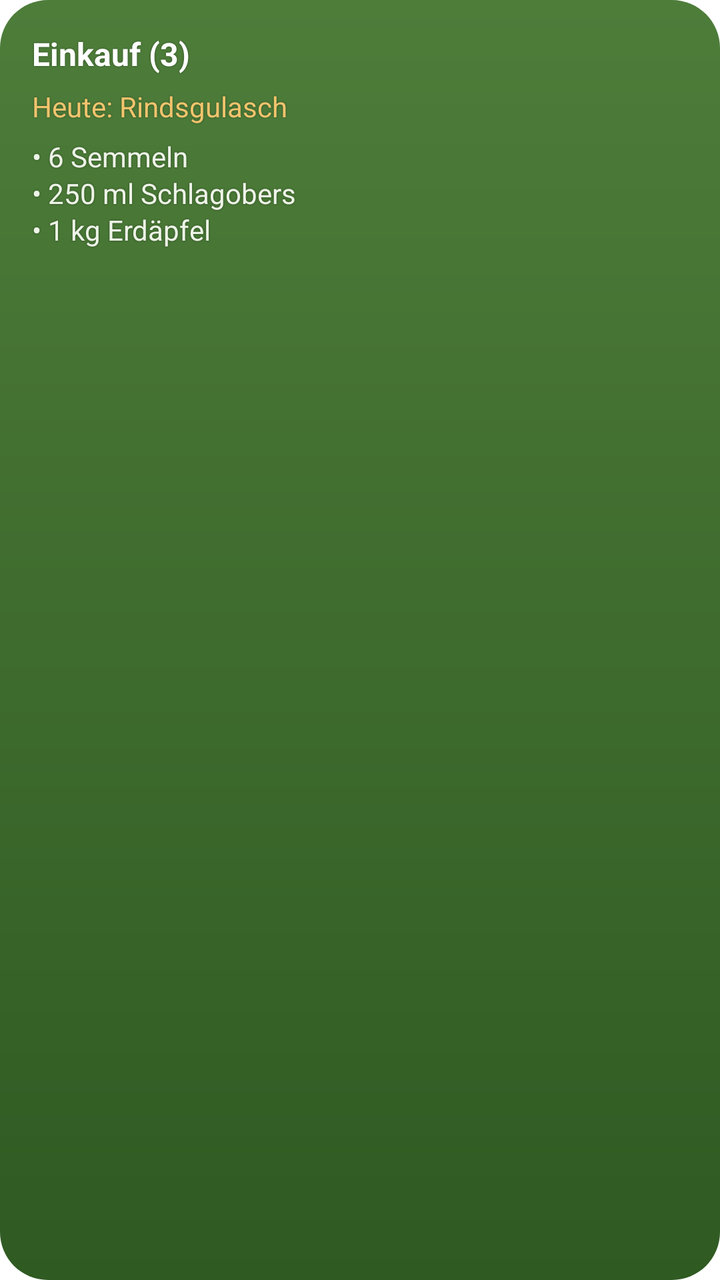
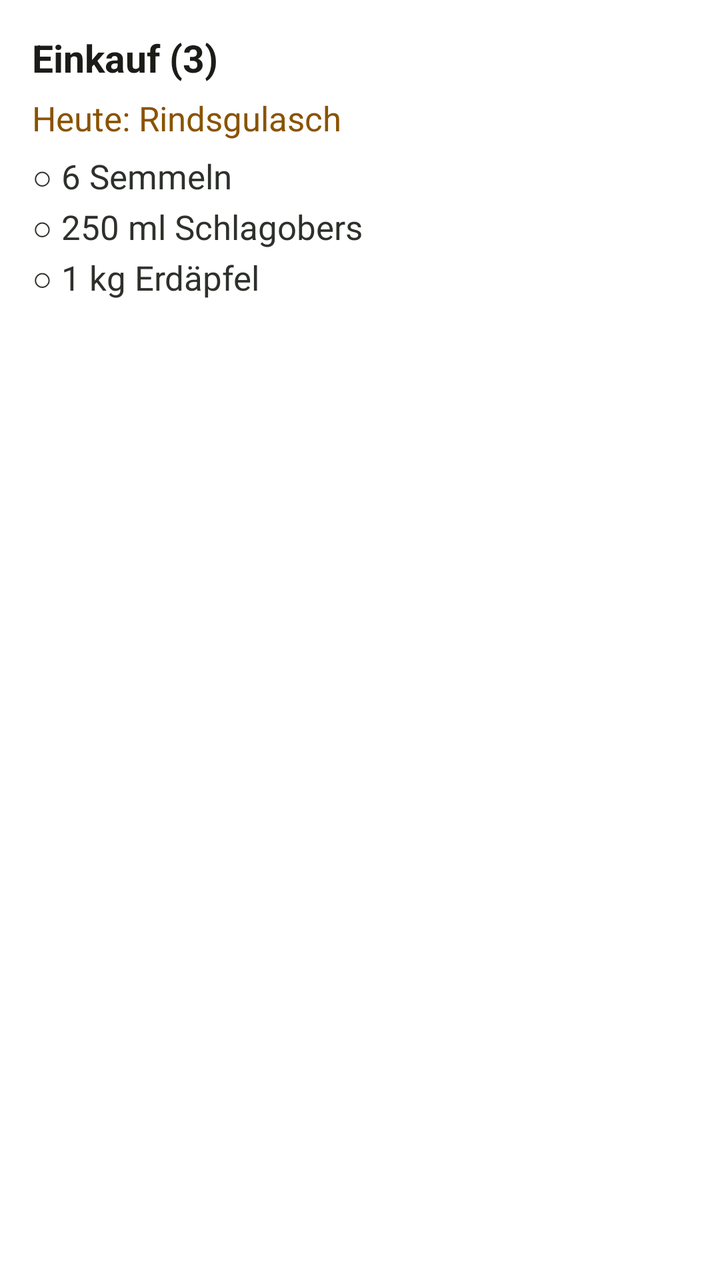

The first picture is an Android layout as it rendered before a commit; the second is the same layout after the commit. The layout source and the unified diff follow.
<!-- AndroidManifest.xml: fallback theme Theme.MaterialComponents.DayNight.NoActionBar -->
<!-- res/layout/widget_preview_shopping.xml -->
<?xml version="1.0" encoding="utf-8"?>
<FrameLayout xmlns:android="http://schemas.android.com/apk/res/android"
    android:id="@+id/widget_root"
    android:layout_width="match_parent"
    android:layout_height="match_parent">

    <ImageView
        android:id="@+id/widget_bg"
        android:layout_width="match_parent"
        android:layout_height="match_parent"
        android:importantForAccessibility="no"
        android:scaleType="fitXY"
        android:src="@drawable/widget_background" />

    <LinearLayout
        android:layout_width="match_parent"
        android:layout_height="match_parent"
        android:orientation="vertical"
        android:padding="16dp">

        <TextView
            android:id="@+id/widget_title"
            android:text="@string/preview_shopping_title"
            android:layout_width="match_parent"
            android:layout_height="wrap_content"
            android:gravity="center_vertical"
            android:maxLines="1"
            android:ellipsize="end"
            android:shadowColor="#66000000"
            android:shadowRadius="2"
            android:textColor="#FFFFFF"
            android:textSize="16sp"
            android:textStyle="bold" />

        <TextView
            android:id="@+id/widget_today"
            android:text="@string/preview_today"
            android:layout_width="match_parent"
            android:layout_height="wrap_content"
            android:layout_marginTop="6dp"
            android:maxLines="2"
            android:ellipsize="end"
            android:shadowColor="#66000000"
            android:shadowRadius="2"
            android:textColor="#F2C46D"
            android:textSize="14sp" />

        <TextView
            android:id="@+id/widget_items"
            android:text="@string/preview_shopping_items"
            android:layout_width="match_parent"
            android:layout_height="0dp"
            android:layout_weight="1"
            android:layout_marginTop="6dp"
            android:ellipsize="end"
            android:lineSpacingExtra="2dp"
            android:shadowColor="#66000000"
            android:shadowRadius="2"
            android:textColor="#EEF4E8"
            android:textSize="14sp" />
    </LinearLayout>
</FrameLayout>
<!-- resources referenced by this layout -->
<resources>
  <!-- drawable widget_background (drawable) -->
  <?xml version="1.0" encoding="utf-8"?>
  <shape xmlns:android="http://schemas.android.com/apk/res/android" android:shape="rectangle">
      <gradient android:angle="270" android:startColor="#4E7D3A" android:endColor="#2F5A22" />
      <corners android:radius="24dp" />
  </shape>
  <string name="preview_shopping_items">• 6 Semmeln\n• 250 ml Schlagobers\n• 1 kg Erdäpfel</string>
  <string name="preview_shopping_title">Einkauf (3)</string>
  <string name="preview_today">Heute: Rindsgulasch</string>
</resources>

<!-- the commit's change to res/layout/widget_preview_shopping.xml (unified diff, before → after) -->
@@ -10,7 +10,8 @@
         android:layout_height="match_parent"
         android:importantForAccessibility="no"
         android:scaleType="fitXY"
-        android:src="@drawable/widget_background" />
+        android:src="@drawable/widget_bg_auto"
+        android:alpha="0.7" />
 
     <LinearLayout
         android:layout_width="match_parent"
@@ -26,10 +27,8 @@
             android:gravity="center_vertical"
             android:maxLines="1"
             android:ellipsize="end"
-            android:shadowColor="#66000000"
-            android:shadowRadius="2"
-            android:textColor="#FFFFFF"
-            android:textSize="16sp"
+                        android:textColor="@color/widget_title"
+            android:textSize="19sp"
             android:textStyle="bold" />
 
         <TextView
@@ -40,10 +39,8 @@
             android:layout_marginTop="6dp"
             android:maxLines="2"
             android:ellipsize="end"
-            android:shadowColor="#66000000"
-            android:shadowRadius="2"
-            android:textColor="#F2C46D"
-            android:textSize="14sp" />
+                        android:textColor="@color/widget_today"
+            android:textSize="17sp" />
 
         <TextView
             android:id="@+id/widget_items"
@@ -54,9 +51,7 @@
             android:layout_marginTop="6dp"
             android:ellipsize="end"
             android:lineSpacingExtra="2dp"
-            android:shadowColor="#66000000"
-            android:shadowRadius="2"
-            android:textColor="#EEF4E8"
-            android:textSize="14sp" />
+                        android:textColor="@color/widget_items"
+            android:textSize="17sp" />
     </LinearLayout>
 </FrameLayout>
<!-- resource entries referenced after the edit -->
@@ -1,13 +1,17 @@
 <!-- resources referenced by this layout -->
 <resources>
-  <!-- drawable widget_background (drawable) -->
+  <color name="widget_items">#2E312B</color>
+  <color name="widget_title">#1B1C18</color>
+  <color name="widget_today">#8A5300</color>
+  <!-- drawable widget_bg_auto (drawable) -->
   <?xml version="1.0" encoding="utf-8"?>
   <shape xmlns:android="http://schemas.android.com/apk/res/android" android:shape="rectangle">
-      <gradient android:angle="270" android:startColor="#4E7D3A" android:endColor="#2F5A22" />
+      <solid android:color="@color/widget_bg" />
       <corners android:radius="24dp" />
   </shape>
-  <string name="preview_shopping_items">• 6 Semmeln\n• 250 ml Schlagobers\n• 1 kg Erdäpfel</string>
+  <string name="preview_shopping_items">○  6 Semmeln\n○  250 ml Schlagobers\n○  1 kg Erdäpfel</string>
   <string name="preview_shopping_title">Einkauf (3)</string>
   <string name="preview_today">Heute: Rindsgulasch</string>
+  <color name="widget_bg">#FFFFFF</color>
 </resources>
 
